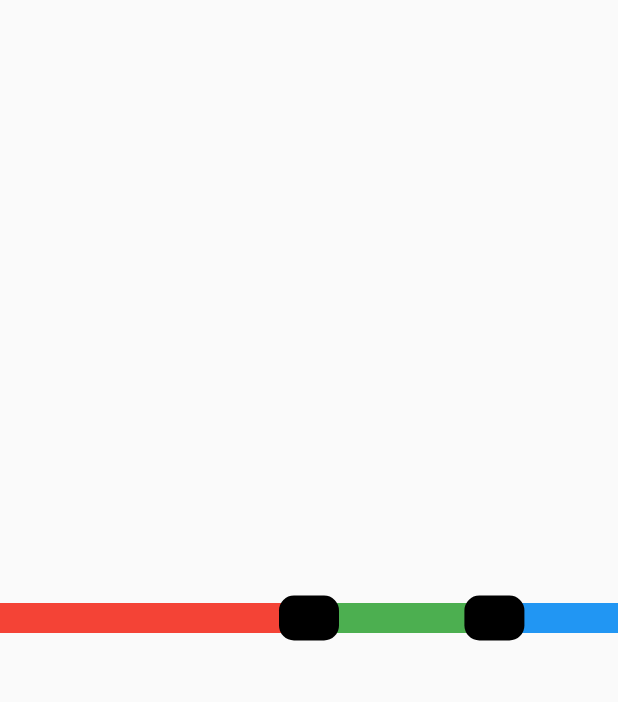
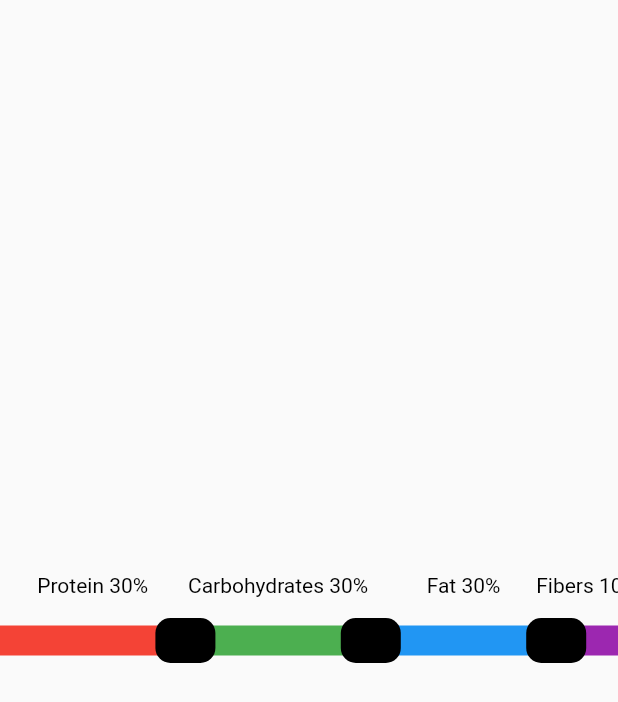
Before and after one commit to igern/prototype_project, a Flutter app: the screen it shows after launch, after a tap on "Macro Meal - Multi drag line", on a phone screen of 412 x 824 dp. Shown: the top 702 px of the screen. Run offline on Flutter 3.47's test engine with Material 2 defaults, Android fonts, the light colour scheme and no system bars; our stand-ins replace auto_route.

Commit message:
added text support

```diff
--- a/lib/pages/macro_meal_multi_drag_line_page.dart
+++ b/lib/pages/macro_meal_multi_drag_line_page.dart
@@ -25,6 +25,7 @@ class MultiSlider extends StatefulWidget {
 
 class _MultiSliderState extends State<MultiSlider> {
   late List<double> _thumbXPositions;
+  late List<SliderSection> _sliderSections;
 
   int _currentThumbDragIndex = 0;
   int _divisions = 100;
@@ -32,10 +33,33 @@ class _MultiSliderState extends State<MultiSlider> {
   List<double> get _steps =>
       List.generate(_divisions + 1, (index) => 100 / _divisions * index);
 
+  List<SliderSectionData> get _sliderSectionDataList {
+    List<SliderSectionData> sliderSectionDataList = [];
+    for (int i = 0; i < _sliderSections.length; i++) {
+      late double percent;
+      if (i == 0) {
+        percent = _thumbXPositions[0];
+      } else if (i == _sliderSections.length - 1) {
+        percent = 1 - _thumbXPositions[i - 1];
+      } else {
+        percent = _thumbXPositions[i] - _thumbXPositions[i - 1];
+      }
+      sliderSectionDataList.add(SliderSectionData(
+          _sliderSections[i].color, _sliderSections[i].label, percent));
+    }
+    return sliderSectionDataList;
+  }
+
   @override
   void initState() {
     super.initState();
-    _thumbXPositions = [0.5, 0.8];
+    _thumbXPositions = [0.3, 0.6, 0.9];
+    _sliderSections = [
+      SliderSection(Colors.red, 'Protein'),
+      SliderSection(Colors.green, 'Carbohydrates'),
+      SliderSection(Colors.blue, 'Fat'),
+      SliderSection(Colors.purple, 'Fibers'),
+    ];
   }
 
   @override
@@ -52,10 +76,10 @@ class _MultiSliderState extends State<MultiSlider> {
       },
       child: Container(
           width: 600,
-          height: 30,
+          height: 60,
           child: CustomPaint(
               painter: MultiSliderPainter(
-                  _thumbXPositions[0], _thumbXPositions[1]))),
+                  _thumbXPositions, _sliderSectionDataList))),
     );
   }
 
@@ -74,6 +98,21 @@ class _MultiSliderState extends State<MultiSlider> {
           _thumbXPositions[_currentThumbDragIndex] = closestDivision(max(
               dx / 600,
               _thumbXPositions[_currentThumbDragIndex - 1] +
+                  100 / _divisions / 100));
+        });
+      }
+    } else {
+      if (_thumbXPositions[_currentThumbDragIndex] <=
+              _thumbXPositions[_currentThumbDragIndex + 1] &&
+          _thumbXPositions[_currentThumbDragIndex] >=
+              _thumbXPositions[_currentThumbDragIndex - 1]) {
+        setState(() {
+          _thumbXPositions[_currentThumbDragIndex] = closestDivision(min(
+              max(
+                  dx / 600,
+                  _thumbXPositions[_currentThumbDragIndex - 1] +
+                      100 / _divisions / 100),
+              _thumbXPositions[_currentThumbDragIndex + 1] -
                   100 / _divisions / 100));
         });
       }
@@ -107,59 +146,94 @@ class _MultiSliderState extends State<MultiSlider> {
   }
 }
 
+class SliderSection {
+  final Color color;
+  final String label;
+
+  SliderSection(this.color, this.label);
+}
+
 class MultiSliderPainter extends CustomPainter {
-  final double firstThumb;
-  final double secondThumb;
+  final List<double> thumbs;
+  final List<SliderSectionData> sections;
 
-  MultiSliderPainter(this.firstThumb, this.secondThumb);
+  MultiSliderPainter(this.thumbs, this.sections)
+      : assert(thumbs.length > 0),
+        assert(sections.length == thumbs.length + 1);
 
   @override
   void paint(Canvas canvas, Size size) {
-    var centerY = size.height / 2;
-
     var thumbWidth = 40.0;
     var thumbHeight = 30.0;
+    var centerSliderY = size.height - thumbHeight / 2;
 
-    var firstThumbRect = Rect.fromCenter(
-        center: Offset(size.width * firstThumb, centerY),
-        width: thumbWidth,
-        height: thumbHeight);
+    for (int i = 0; i < sections.length; i++) {
+      SliderSectionData section = sections[i];
 
-    var secondThumbRect = Rect.fromCenter(
-        center: Offset(size.width * secondThumb, centerY),
-        width: thumbWidth,
-        height: thumbHeight);
+      var sectionLineBrush = Paint()
+        ..color = section.color
+        ..style = PaintingStyle.stroke
+        ..strokeWidth = 20;
 
-    var firstSectionLineBrush = Paint()
-      ..color = Colors.red
-      ..style = PaintingStyle.stroke
-      ..strokeWidth = 20;
+      var sectionTextSpan = TextSpan(
+          text:
+              '${section.label} ${(section.percent * 100).toStringAsFixed(0)}%',
+          style: TextStyle(color: Colors.black));
 
-    var secondSectionLineBrush = Paint()
-      ..color = Colors.green
-      ..style = PaintingStyle.stroke
-      ..strokeWidth = 20;
+      var sectionTextPainter = TextPainter(
+          text: sectionTextSpan, maxLines: 1, textDirection: TextDirection.ltr);
+      if (i == 0) {
+        canvas.drawLine(Offset(0, centerSliderY),
+            Offset(size.width * thumbs[0], centerSliderY), sectionLineBrush);
 
-    var thirdSectionLineBrush = Paint()
-      ..color = Colors.blue
-      ..style = PaintingStyle.stroke
-      ..strokeWidth = 20;
+        sectionTextPainter.layout(minWidth: 0, maxWidth: 600);
+
+        sectionTextPainter.paint(
+            canvas,
+            Offset(
+                size.width * thumbs[0] / 2 - sectionTextPainter.width / 2, 0));
+      } else if (i == sections.length - 1) {
+        canvas.drawLine(Offset(size.width * thumbs[i - 1], centerSliderY),
+            Offset(size.width, centerSliderY), sectionLineBrush);
+
+        var sectionWidth = size.width - size.width * thumbs.last;
+        sectionTextPainter.layout(minWidth: 0, maxWidth: 600);
+
+        sectionTextPainter.paint(
+            canvas,
+            Offset(
+                size.width * thumbs.last +
+                    sectionWidth / 2 -
+                    sectionTextPainter.width / 2,
+                0));
+      } else {
+        canvas.drawLine(Offset(size.width * thumbs[i - 1], centerSliderY),
+            Offset(size.width * thumbs[i], centerSliderY), sectionLineBrush);
+
+        var sectionWidth = size.width * thumbs[i] - size.width * thumbs[i - 1];
+        sectionTextPainter.layout(minWidth: 0, maxWidth: 600);
+
+        sectionTextPainter.paint(
+            canvas,
+            Offset(
+                size.width * thumbs[i - 1] +
+                    sectionWidth / 2 -
+                    sectionTextPainter.width / 2,
+                0));
+      }
+    }
 
     var thumbFill = Paint()..color = Colors.black;
 
-    canvas.drawLine(Offset(0, centerY),
-        Offset(size.width * firstThumb, centerY), firstSectionLineBrush);
-    canvas.drawLine(Offset(size.width * firstThumb, centerY),
-        Offset(size.width * secondThumb, centerY), secondSectionLineBrush);
-    canvas.drawLine(Offset(size.width * secondThumb, centerY),
-        Offset(size.width, centerY), thirdSectionLineBrush);
+    for (int i = 0; i < thumbs.length; i++) {
+      var thumbRect = Rect.fromCenter(
+          center: Offset(size.width * thumbs[i], centerSliderY),
+          width: thumbWidth,
+          height: thumbHeight);
 
-    canvas.drawRRect(
-        RRect.fromRectAndRadius(firstThumbRect, Radius.circular(10)),
-        thumbFill);
-    canvas.drawRRect(
-        RRect.fromRectAndRadius(secondThumbRect, Radius.circular(10)),
-        thumbFill);
+      canvas.drawRRect(
+          RRect.fromRectAndRadius(thumbRect, Radius.circular(10)), thumbFill);
+    }
   }
 
   @override
@@ -167,3 +241,11 @@ class MultiSliderPainter extends CustomPainter {
     return true;
   }
 }
+
+class SliderSectionData {
+  final Color color;
+  final String label;
+  final double percent;
+
+  SliderSectionData(this.color, this.label, this.percent);
+}
```
